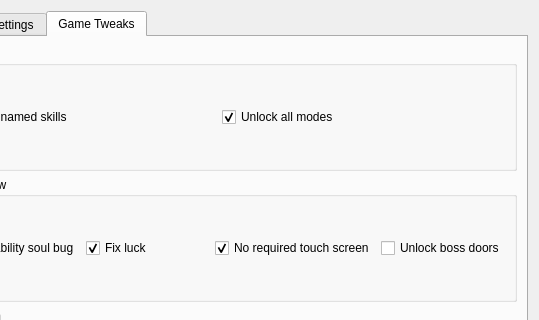
Old version of the form randomizer.ui in the repository LagoLunatic/dsvrandom; both pictures show x 101 to 640 and y 0 to 320 of the 640 by 613 pixel window.
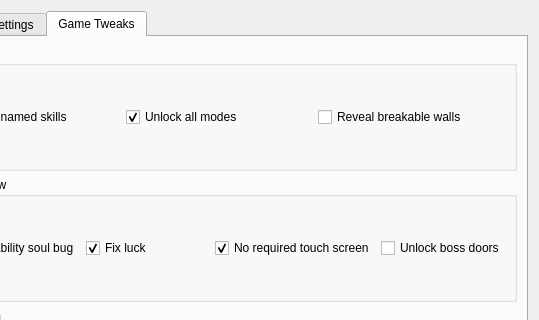
New version of the form. The open tabs and pages were chosen to show the change. Icons and pictures are not drawn.

Commit message: Add option to always reveal breakable walls

The edit to the form file:
```diff
--- a/randomizer.ui
+++ b/randomizer.ui
@@ -373,6 +373,13 @@
             </property>
            </widget>
           </item>
+          <item>
+           <widget class="QCheckBox" name="reveal_breakable_walls">
+            <property name="text">
+             <string>Reveal breakable walls</string>
+            </property>
+           </widget>
+          </item>
          </layout>
         </widget>
        </item>
```
The commit also changes 1 other file.
